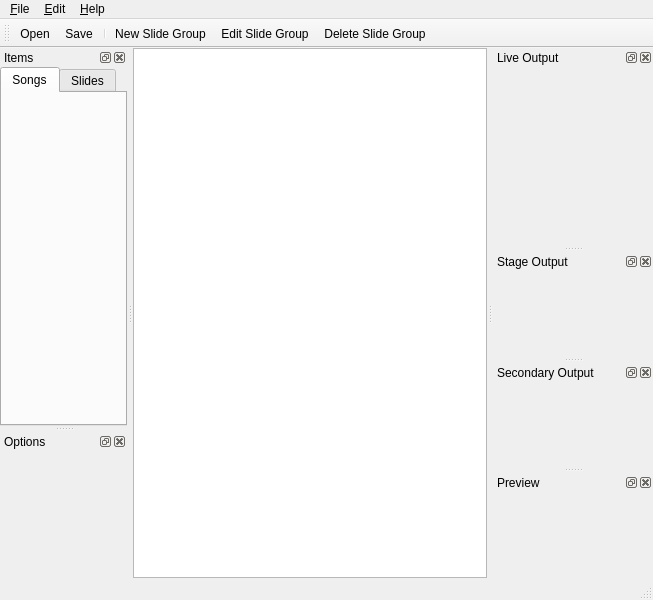
Old version of the form src/mainwindow.ui in the repository google-code-export/dviz.
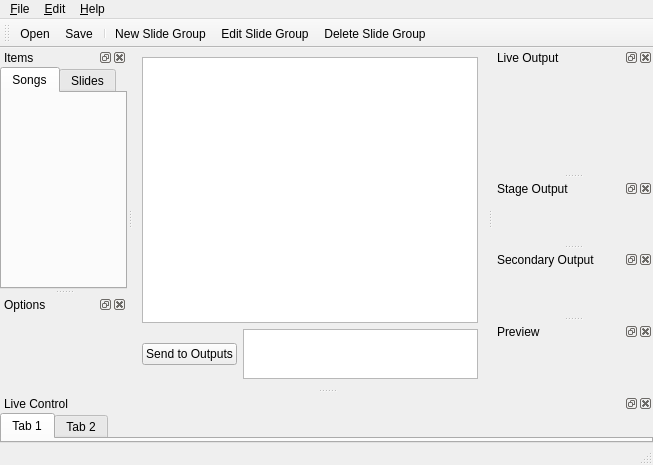
New version of the form.

Commit message: Added sceen rect lines to SlideEditorWindow - todo - make lines internal to MyGraphicsScene. Also draws third-lines (rule of thirds.) Added preliminary code to position the live output correctly on multi-monitor system. Todo - create dedicated output window that we can give an Output* pointer to and it sets itself up. Other minor tweaks I can't think of right now included.

```diff
--- a/src/mainwindow.ui
+++ b/src/mainwindow.ui
@@ -7,7 +7,7 @@
     <x>0</x>
     <y>0</y>
     <width>653</width>
-    <height>600</height>
+    <height>465</height>
    </rect>
   </property>
   <property name="windowTitle">
@@ -19,10 +19,61 @@
      <number>0</number>
     </property>
     <item>
-     <widget class="QListView" name="listView">
-      <property name="contextMenuPolicy">
-       <enum>Qt::ActionsContextMenu</enum>
+     <widget class="QWidget" name="widget" native="true">
+      <property name="sizePolicy">
+       <sizepolicy hsizetype="Preferred" vsizetype="Preferred">
+        <horstretch>0</horstretch>
+        <verstretch>2</verstretch>
+       </sizepolicy>
       </property>
+      <layout class="QVBoxLayout" name="verticalLayout_3">
+       <item>
+        <widget class="QListView" name="listView">
+         <property name="sizePolicy">
+          <sizepolicy hsizetype="Expanding" vsizetype="Expanding">
+           <horstretch>0</horstretch>
+           <verstretch>0</verstretch>
+          </sizepolicy>
+         </property>
+         <property name="contextMenuPolicy">
+          <enum>Qt::ActionsContextMenu</enum>
+         </property>
+        </widget>
+       </item>
+       <item>
+        <layout class="QHBoxLayout" name="horizontalLayout" stretch="0,2">
+         <item>
+          <widget class="QPushButton" name="btnSendOut">
+           <property name="sizePolicy">
+            <sizepolicy hsizetype="Minimum" vsizetype="Fixed">
+             <horstretch>0</horstretch>
+             <verstretch>2</verstretch>
+            </sizepolicy>
+           </property>
+           <property name="text">
+            <string>Send to Outputs</string>
+           </property>
+          </widget>
+         </item>
+         <item>
+          <widget class="QListWidget" name="outputList">
+           <property name="sizePolicy">
+            <sizepolicy hsizetype="Expanding" vsizetype="Maximum">
+             <horstretch>0</horstretch>
+             <verstretch>2</verstretch>
+            </sizepolicy>
+           </property>
+           <property name="maximumSize">
+            <size>
+             <width>16777215</width>
+             <height>50</height>
+            </size>
+           </property>
+          </widget>
+         </item>
+        </layout>
+       </item>
+      </layout>
      </widget>
     </item>
    </layout>
@@ -171,6 +222,35 @@
    <addaction name="actionEdit_Slide_Group"/>
    <addaction name="actionDelete_Slide_Group"/>
   </widget>
+  <widget class="QDockWidget" name="dwControl">
+   <property name="windowTitle">
+    <string>Live Control</string>
+   </property>
+   <attribute name="dockWidgetArea">
+    <number>8</number>
+   </attribute>
+   <widget class="QWidget" name="dockWidgetContents_6">
+    <layout class="QHBoxLayout" name="horizontalLayout_2">
+     <property name="margin">
+      <number>0</number>
+     </property>
+     <item>
+      <widget class="QTabWidget" name="tabWidget_2">
+       <widget class="QWidget" name="tab">
+        <attribute name="title">
+         <string>Tab 1</string>
+        </attribute>
+       </widget>
+       <widget class="QWidget" name="tab_2">
+        <attribute name="title">
+         <string>Tab 2</string>
+        </attribute>
+       </widget>
+      </widget>
+     </item>
+    </layout>
+   </widget>
+  </widget>
   <action name="actionOpen">
    <property name="text">
     <string>&amp;Open ...</string>
```
The commit also changes 7 other files.
